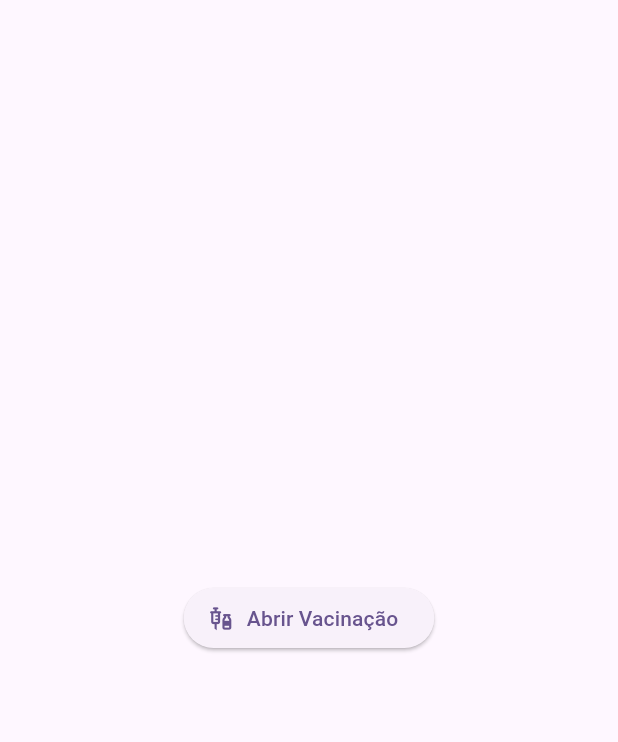
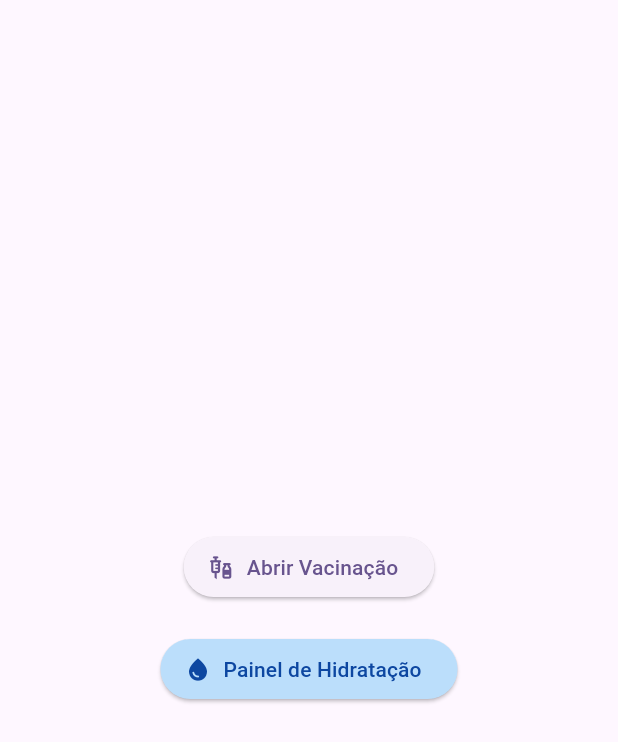
Before and after one commit to milenafs/cinco-tigres-felizes, a Flutter app: the screen it shows after launch, on a phone screen of 412 x 824 dp. Shown: the top 742 px of the screen. Run offline on Flutter 3.47's test engine with Material 3 defaults, Android fonts, the phone set to English and light mode, and no system bars.

Commit message:
feat: adiciona acesso ao painel de hidratacao na home

```diff
--- a/lib/screens/home_screen.dart
+++ b/lib/screens/home_screen.dart
@@ -1,5 +1,6 @@
 import 'package:flutter/material.dart';
 import 'package:cinco_tigres_felizes/screens/vacinacao_screen.dart';
+import 'package:cinco_tigres_felizes/screens/hidratacao_screen.dart';
 
 class HomeScreen extends StatefulWidget {
   const HomeScreen({super.key});
@@ -13,15 +14,42 @@ class _HomeScreenState extends State<HomeScreen> {
   Widget build(BuildContext context) {
     return Scaffold(
       body: Center(
-        child: ElevatedButton.icon(
+        child: Column(
+          mainAxisAlignment: MainAxisAlignment.center,
+          children: [
+            // Botão de vacinação
+            ElevatedButton.icon(
               onPressed: () {
                 Navigator.of(context).push(
-              MaterialPageRoute<void>(builder: (_) => const VacinacaoScreen()),
+                  MaterialPageRoute<void>(
+                    builder: (_) => const VacinacaoScreen(),
+                  ),
                 );
               },
               icon: const Icon(Icons.vaccines),
               label: const Text('Abrir Vacinação'),
             ),
+
+            const SizedBox(height: 20),
+
+            // Botão para hidratação
+            ElevatedButton.icon(
+              onPressed: () {
+                Navigator.of(context).push(
+                  MaterialPageRoute<void>(
+                    builder: (_) => const HidratacaoScreen(),
+                  ),
+                );
+              },
+              icon: const Icon(Icons.water_drop),
+              label: const Text('Painel de Hidratação'),
+              style: ElevatedButton.styleFrom(
+                backgroundColor: Colors.blue.shade100,
+                foregroundColor: Colors.blue.shade900,
+              ),
+            ),
+          ],
+        ),
       ),
     );
   }
```
Also changed, not shown: lib/screens/hidratacao_screen.dart (+62 -0 lines), lib/services/hidratacao_service.dart (added). Lines whose indentation alone changed are shown as unchanged.
